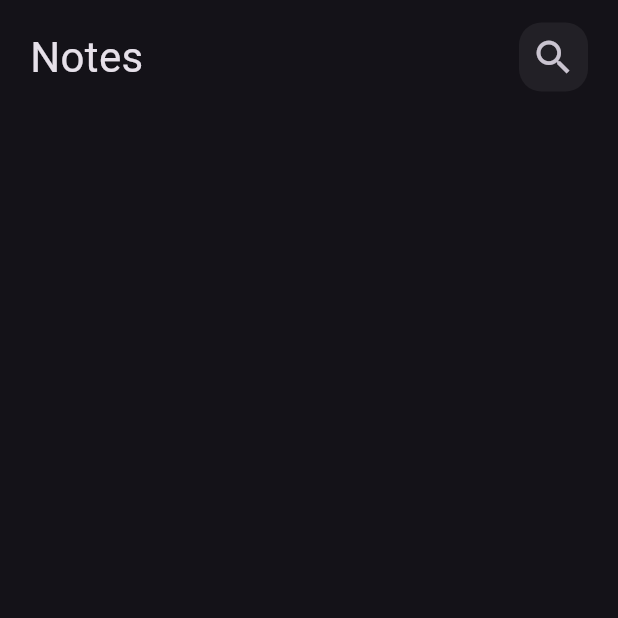
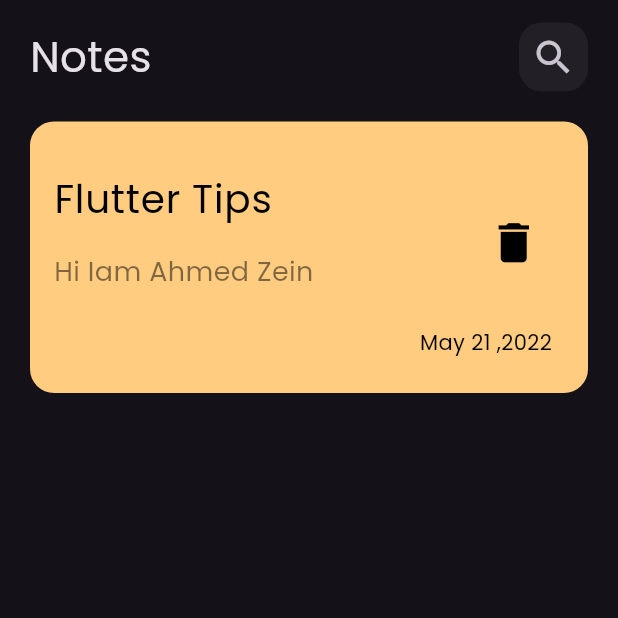
Before and after one commit to ahmedzein74/note_app, a Flutter app: the screen it shows after launch, on a phone screen of 412 x 824 dp, the top half of it. Run offline on Flutter 3.47's test engine with Material 3 defaults, Android fonts, the phone set to English and light mode, and no system bars.

Commit message:
create note item

```diff
--- a/lib/main.dart
+++ b/lib/main.dart
@@ -12,7 +12,7 @@ class NotesApp extends StatelessWidget {
   Widget build(BuildContext context) {
     return MaterialApp(
       debugShowCheckedModeBanner: false,
-      theme: ThemeData(brightness: Brightness.dark),
+      theme: ThemeData(brightness: Brightness.dark, fontFamily: 'Poppins'),
       home: const NotesView(),
     );
   }
--- /dev/null
+++ b/lib/views/widgets/custom_note_item.dart
@@ -0,0 +1,44 @@
+import 'package:flutter/material.dart';
+
+class NoteItems extends StatelessWidget {
+  const NoteItems({super.key});
+
+  @override
+  Widget build(BuildContext context) {
+    return Container(
+      padding: const EdgeInsets.only(top: 24, bottom: 24),
+      decoration: BoxDecoration(
+          color: const Color(0xffFFcc80),
+          borderRadius: BorderRadius.circular(16)),
+      // height: 90,
+      width: double.infinity,
+      child: Column(
+        crossAxisAlignment: CrossAxisAlignment.end,
+        children: [
+          ListTile(
+            title: const Text(
+              'Flutter Tips',
+              style: TextStyle(fontSize: 26, color: Colors.black),
+            ),
+            subtitle: Padding(
+              padding: const EdgeInsets.only(top: 16.0, bottom: 16),
+              child: Text('Hi Iam Ahmed Zein',
+                  style: TextStyle(
+                      fontSize: 18, color: Colors.black.withOpacity(.5))),
+            ),
+            trailing: IconButton(
+              onPressed: () {},
+              icon: const Icon(Icons.delete),
+              color: Colors.black,
+              iconSize: 35,
+            ),
+          ),
+          const Padding(
+            padding: EdgeInsets.only(right: 24.0),
+            child: Text('May 21 ,2022', style: TextStyle(color: Colors.black)),
+          )
+        ],
+      ),
+    );
+  }
+}
--- a/lib/views/widgets/notes_view_body.dart
+++ b/lib/views/widgets/notes_view_body.dart
@@ -1,5 +1,6 @@
 import 'package:flutter/material.dart';
 import 'package:note_app/views/widgets/custom_app_bar.dart';
+import 'package:note_app/views/widgets/custom_note_item.dart';
 
 class NotesViewBody extends StatelessWidget {
   const NotesViewBody({super.key});
@@ -10,7 +11,11 @@ class NotesViewBody extends StatelessWidget {
       child: Padding(
         padding: EdgeInsets.only(left: 20.0, right: 20, top: 15),
         child: Column(
-          children: [CustomAppBar()],
+          children: [
+            CustomAppBar(),
+            SizedBox(height: 20),
+            NoteItems(),
+          ],
         ),
       ),
     );
```
Also changed, not shown: pubspec.yaml (+5 -6 lines), assets/fonts/Poppins-Regular.ttf (added).
